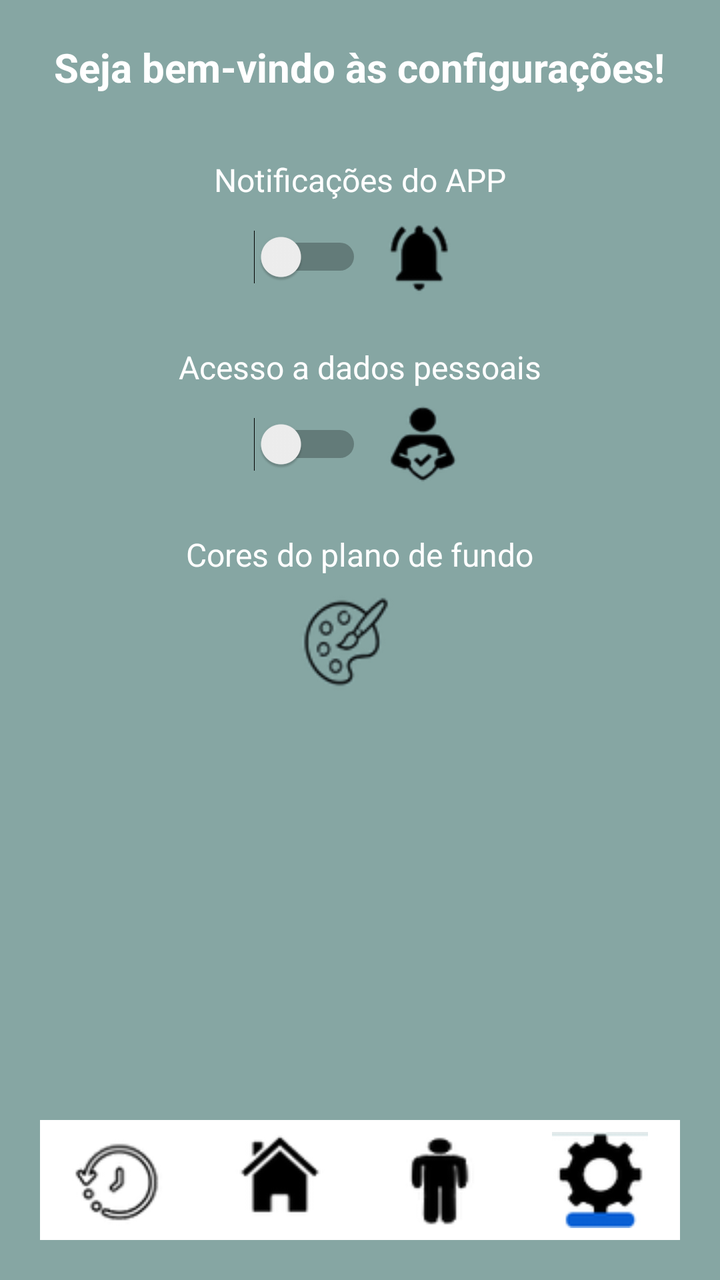
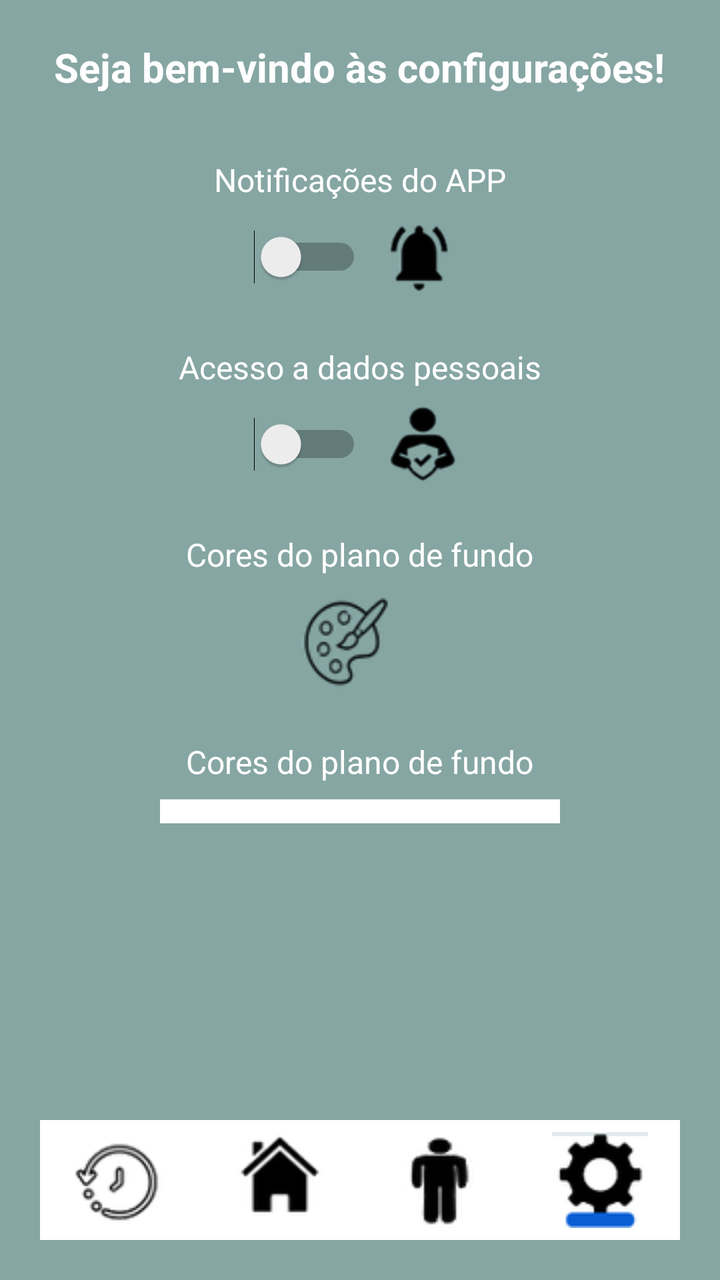

Two renders of the same Android screen: before a commit and after it. Below are the layout's source before the change and the commit's diff.
<!-- AndroidManifest.xml: application theme Theme.AuraMind -->
<!-- res/layout/activity_config.xml -->
<?xml version="1.0" encoding="utf-8"?>
<LinearLayout xmlns:android="http://schemas.android.com/apk/res/android"
    android:layout_width="match_parent"
    android:layout_height="match_parent"
    android:orientation="vertical"
    android:background="#86A6A3"
    android:padding="20dp"
    android:gravity="center_horizontal">

    
    <TextView
        android:id="@+id/tvTituloConfig"
        android:layout_width="wrap_content"
        android:layout_height="wrap_content"
        android:text="Seja bem-vindo às configurações!"
        android:textSize="20sp"
        android:textStyle="bold"
        android:textColor="@android:color/white"
        android:layout_marginBottom="32dp"
        android:layout_gravity="center"/>

    
    <TextView
        android:layout_width="wrap_content"
        android:layout_height="wrap_content"
        android:text="Notificações do APP"
        android:textSize="16sp"
        android:textColor="@android:color/white"
        android:layout_marginBottom="8dp"
        android:layout_gravity="center"/>

    
    <LinearLayout
        android:layout_width="wrap_content"
        android:layout_height="wrap_content"
        android:orientation="horizontal"
        android:gravity="center"
        android:layout_marginBottom="24dp">

        <Switch
            android:id="@+id/switchNotificacoes"
            android:layout_width="wrap_content"
            android:layout_height="wrap_content"/>

        <ImageView
            android:layout_width="40dp"
            android:layout_height="40dp"
            android:src="@drawable/ic_bell_android_48dp"
            android:layout_marginLeft="12dp"/>
    </LinearLayout>

    
    <TextView
        android:layout_width="wrap_content"
        android:layout_height="wrap_content"
        android:text="Acesso a dados pessoais"
        android:textSize="16sp"
        android:textColor="@android:color/white"
        android:layout_marginBottom="8dp"
        android:layout_gravity="center"/>

    
    <LinearLayout
        android:layout_width="wrap_content"
        android:layout_height="wrap_content"
        android:orientation="horizontal"
        android:gravity="center"
        android:layout_marginBottom="24dp">

        <Switch
            android:id="@+id/switchDados"
            android:layout_width="wrap_content"
            android:layout_height="wrap_content"/>

        <ImageView
            android:layout_width="40dp"
            android:layout_height="40dp"
            android:src="@drawable/ic_user_check_android_48dp"
            android:layout_marginLeft="12dp"/>
    </LinearLayout>

    
    <TextView
        android:layout_width="wrap_content"
        android:layout_height="wrap_content"
        android:text="Cores do plano de fundo"
        android:textSize="16sp"
        android:textColor="@android:color/white"
        android:layout_marginBottom="8dp"
        android:layout_gravity="center"/>

    
    <LinearLayout
        android:layout_width="wrap_content"
        android:layout_height="wrap_content"
        android:orientation="horizontal"
        android:gravity="center"
        android:layout_marginBottom="24dp">

        <ImageView
            android:id="@+id/btnCores"
            android:layout_width="50dp"
            android:layout_height="50dp"
            android:src="@drawable/ic_palette_android_48dp"
            android:layout_marginRight="12dp"/>
    </LinearLayout>

    
    <Space
        android:layout_width="match_parent"
        android:layout_height="0dp"
        android:layout_weight="1" />

    
    <LinearLayout
        android:id="@+id/bottomNav"
        android:layout_width="match_parent"
        android:layout_height="60dp"
        android:orientation="horizontal"
        android:gravity="center"
        android:weightSum="4"
        android:background="@android:color/white"
        android:layout_gravity="bottom"
        android:layout_marginTop="32dp">

        <ImageButton
            android:id="@+id/navAgenda"
            android:layout_width="0dp"
            android:layout_height="match_parent"
            android:layout_weight="1"
            android:src="@drawable/ic_music_time_android_48dp"
            android:background="@android:color/transparent"
            android:contentDescription="Agenda"/>

        <ImageButton
            android:id="@+id/navHome"
            android:layout_width="0dp"
            android:layout_height="match_parent"
            android:layout_weight="1"
            android:src="@drawable/ic_home_android_48dp"
            android:background="@android:color/transparent"
            android:contentDescription="Home"/>

        <ImageButton
            android:id="@+id/navProfile"
            android:layout_width="0dp"
            android:layout_height="match_parent"
            android:layout_weight="1"
            android:src="@drawable/ic_person_android_48dp"
            android:background="@android:color/transparent"
            android:contentDescription="Perfil"/>

        <ImageButton
            android:id="@+id/navSettings"
            android:layout_width="0dp"
            android:layout_height="match_parent"
            android:layout_weight="1"
            android:src="@drawable/ic_settings2_android_48dp"
            android:background="@android:color/transparent"
            android:contentDescription="Configurações"/>
    </LinearLayout>

</LinearLayout>
<!-- resources referenced by this layout -->
<resources>
  <!-- drawable ic_bell_android_48dp: png bitmap (drawable, 2283 bytes) -->
  <!-- drawable ic_home_android_48dp: png bitmap (drawable, 2236 bytes) -->
  <!-- drawable ic_music_time_android_48dp: png bitmap (drawable, 4124 bytes) -->
  <!-- drawable ic_palette_android_48dp: png bitmap (drawable, 4585 bytes) -->
  <!-- drawable ic_person_android_48dp: png bitmap (drawable, 2268 bytes) -->
  <!-- drawable ic_settings2_android_48dp: png bitmap (drawable, 2489 bytes) -->
  <!-- drawable ic_user_check_android_48dp: png bitmap (drawable, 3341 bytes) -->
  <style name="Theme.AuraMind" parent="android:Theme.Material.Light.NoActionBar" />
</resources>

<!-- the commit's change to res/layout/activity_config.xml (unified diff, before → after) -->
@@ -97,6 +97,8 @@
         android:gravity="center"
         android:layout_marginBottom="24dp">
 
+
+
         <ImageView
             android:id="@+id/btnCores"
             android:layout_width="50dp"
@@ -104,6 +106,25 @@
             android:src="@drawable/ic_palette_android_48dp"
             android:layout_marginRight="12dp"/>
     </LinearLayout>
+
+    <TextView
+        android:layout_width="wrap_content"
+        android:layout_height="wrap_content"
+        android:text="Cores do plano de fundo"
+        android:textSize="16sp"
+        android:textColor="@android:color/white"
+        android:layout_marginBottom="8dp"
+        android:layout_gravity="center"/>
+
+    
+    <Spinner
+        android:id="@+id/spinnerTema"
+        android:layout_width="200dp"
+        android:layout_height="wrap_content"
+        android:layout_marginBottom="24dp"
+        android:background="@android:color/white"
+        android:spinnerMode="dropdown"
+        android:padding="6dp" />
 
     
     <Space
